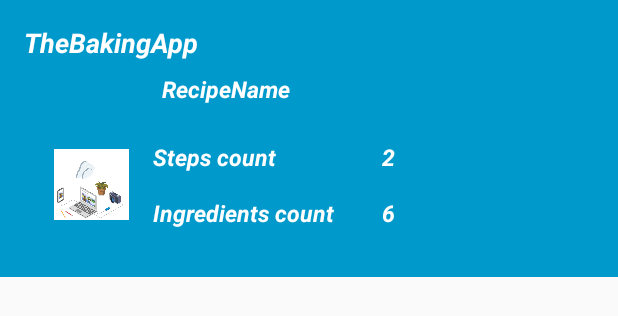
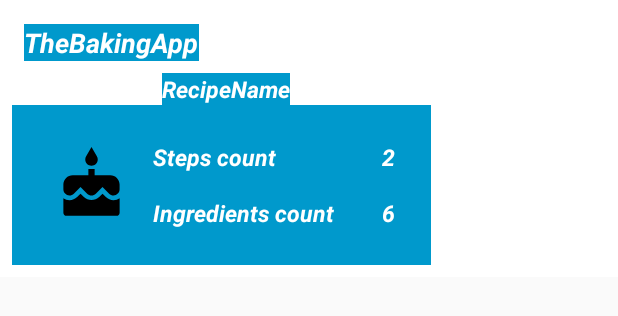
Before and after one commit to margaretmwaura/TheBakingApp, an Android app: the layout baking_app_widget.xml on its own in the app's theme, with its tools: preview values and no code run, on a phone screen of 412 x 824 dp. Shown: the top 316 px of the screen. Run offline under Robolectric (Android 15) with nearby library versions, the phone set to English and light mode, and no system bars.

Commit message:
final changes to the widget

```diff
--- a/app/src/main/res/layout/baking_app_widget.xml
+++ b/app/src/main/res/layout/baking_app_widget.xml
@@ -2,7 +2,7 @@
     xmlns:android="http://schemas.android.com/apk/res/android"
     android:layout_width="match_parent"
     android:layout_height="wrap_content"
-    android:background="#09C"
+    android:background="#FFFF"
     android:orientation="vertical"
     android:id="@+id/containerLayout"
     android:padding="8dp">
@@ -53,7 +53,7 @@
     <ImageView
         android:layout_width="50dp"
         android:layout_height="50dp"
-        android:src="@drawable/image"
+        android:src="@drawable/ic_cake_black_24dp"
         android:id="@+id/appwidget_image"
         android:layout_below="@id/appwidget_head_text"
         android:layout_marginLeft="20dp"
```
Also changed, not shown: app/src/main/java/com/example/admin/baking/Details.java (+1 -19 lines).
